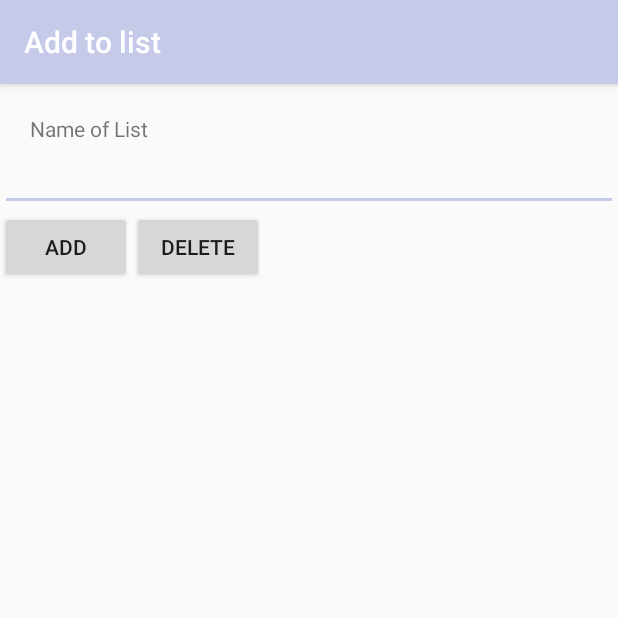
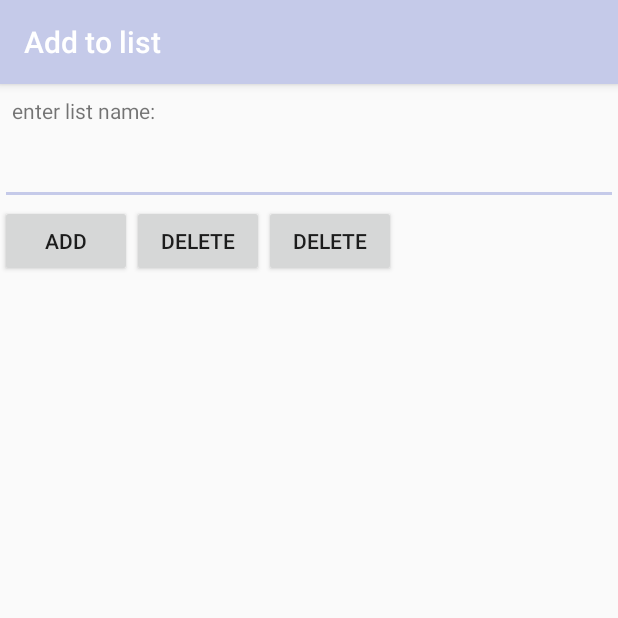
Before and after one commit to AxmetES/conrtol_19.04.18_room_db, an Android app: the AddToMainListActivity screen opened directly, with no data from a screen before it, on a phone screen of 412 x 824 dp, the top half of it. Run offline under Robolectric (Android 15) with nearby library versions, the phone set to English and light mode, and no system bars; our stand-ins replace Room's generated code.

Commit message:
AddToMainListActivity ///??

```diff
--- a/app/build.gradle
+++ b/app/build.gradle
@@ -26,6 +26,6 @@ dependencies {
     implementation 'com.android.support.constraint:constraint-layout:1.1.0'
     implementation 'com.android.support:design:26.1.0'
     implementation 'com.android.support:recyclerview-v7:26.1.0'
-    implementation "android.arch.persistence.room:runtime:1.0.0"
+    implementation 'android.arch.persistence.room:runtime:1.0.0'
     annotationProcessor "android.arch.persistence.room:compiler:1.0.0"
 }
--- a/app/src/main/java/com/appcontroll/appcontroll_lists_db/Activitys/AddToMainListActivity.java
+++ b/app/src/main/java/com/appcontroll/appcontroll_lists_db/Activitys/AddToMainListActivity.java
@@ -1,15 +1,18 @@
 package com.appcontroll.appcontroll_lists_db.Activitys;
 
+import android.arch.persistence.room.Room;
 import android.support.v7.app.AppCompatActivity;
 import android.os.Bundle;
 import android.view.View;
 import android.widget.Button;
 import android.widget.EditText;
 
+import com.appcontroll.appcontroll_lists_db.EntityItemListDB;
+import com.appcontroll.appcontroll_lists_db.Entitys.EntityItemList;
 import com.appcontroll.appcontroll_lists_db.R;
 
 public class AddToMainListActivity extends AppCompatActivity implements View.OnClickListener {
-    Button addBtn, deleteBtn;
+    Button addBtn, deleteBtn, findBtn;
     EditText etListName;
 
 
@@ -21,25 +24,38 @@ public class AddToMainListActivity extends AppCompatActivity implements View.OnC
 
         addBtn = (Button)findViewById(R.id.add_tolist_btn);
         addBtn.setOnClickListener(this);
+        findBtn = (Button)findViewById(R.id.find_tolist_btn);
+        findBtn.setOnClickListener(this);
         deleteBtn = (Button)findViewById(R.id.delete_tolist_btn);
         deleteBtn.setOnClickListener(this);
 
         etListName = (EditText)findViewById(R.id.add_edit_tolist);
 
 
+
+
     }
 
     @Override
     public void onClick(View v) {
+        EntityItemListDB appDB = Room.databaseBuilder(getApplicationContext(),EntityItemListDB.class,"mainlistdatabase")
+                .allowMainThreadQueries()
+                .build();
+
         String listName  = etListName.getText().toString();
 
         switch (v.getId()){
             case R.id.add_tolist_btn:
-            //todo
+                appDB.getEntityDao().insertAll();
+
                 break;
             case R.id.delete_tolist_btn:
                 //todo
                 break;
+            case R.id.find_tolist_btn:
+                //todo
+                break;
+
         }
 
     }
--- a/app/src/main/java/com/appcontroll/appcontroll_lists_db/EntityItemListDAO.java
+++ b/app/src/main/java/com/appcontroll/appcontroll_lists_db/DAO/EntityItemListDAO.java
@@ -1,7 +1,8 @@
-package com.appcontroll.appcontroll_lists_db;
+package com.appcontroll.appcontroll_lists_db.DAO;
 
 import android.arch.persistence.room.Dao;
 import android.arch.persistence.room.Delete;
+import android.arch.persistence.room.Ignore;
 import android.arch.persistence.room.Insert;
 import android.arch.persistence.room.Query;
 
@@ -17,7 +18,7 @@ import java.util.List;
 @Dao
 public interface EntityItemListDAO {
 
-    @Insert
+    @Insert(onConflict = Ignore)
     void insertAll(EntityItemList entityItemList);
 
     @Delete
--- a/app/src/main/java/com/appcontroll/appcontroll_lists_db/EntityItemListDB.java
+++ b/app/src/main/java/com/appcontroll/appcontroll_lists_db/EntityItemListDB.java
@@ -3,6 +3,7 @@ package com.appcontroll.appcontroll_lists_db;
 import android.arch.persistence.room.Database;
 import android.arch.persistence.room.RoomDatabase;
 
+import com.appcontroll.appcontroll_lists_db.DAO.EntityItemListDAO;
 import com.appcontroll.appcontroll_lists_db.Entitys.EntityItemList;
 
 /**
--- a/app/src/main/java/com/appcontroll/appcontroll_lists_db/Entitys/EntityItemList.java
+++ b/app/src/main/java/com/appcontroll/appcontroll_lists_db/Entitys/EntityItemList.java
@@ -1,5 +1,6 @@
 package com.appcontroll.appcontroll_lists_db.Entitys;
 
+import android.arch.persistence.room.ColumnInfo;
 import android.arch.persistence.room.Entity;
 import android.arch.persistence.room.PrimaryKey;
 
@@ -12,9 +13,10 @@ import java.util.ArrayList;
 @Entity
 public class EntityItemList {
 
-    private ArrayList<EntityItemList> lists;
+    @PrimaryKey(autoGenerate = true)
+    private int id;
 
-    @PrimaryKey int id;
+    @ColumnInfo(name = "list_name")
     private String listName;
 
     public EntityItemList() {
--- a/app/src/main/java/com/appcontroll/appcontroll_lists_db/Entitys/TodoList.java
+++ b/app/src/main/java/com/appcontroll/appcontroll_lists_db/Entitys/TodoList.java
@@ -1,5 +1,6 @@
 package com.appcontroll.appcontroll_lists_db.Entitys;
 
+import android.arch.persistence.room.ColumnInfo;
 import android.arch.persistence.room.Entity;
 import android.arch.persistence.room.ForeignKey;
 import android.arch.persistence.room.PrimaryKey;
@@ -14,8 +15,11 @@ import android.arch.persistence.room.PrimaryKey;
         childColumns = "ownerId"
 ))
 public class TodoList {
-    @PrimaryKey int id;
+    @PrimaryKey
+    private int id;
+    @ColumnInfo(name = "todo_text")
     String toDoText;
+
     String ownerId;
 
     public TodoList() {
--- a/app/src/main/res/layout/activity_add_to_main_list.xml
+++ b/app/src/main/res/layout/activity_add_to_main_list.xml
@@ -12,28 +12,39 @@
         android:layout_width="match_parent"
         android:layout_height="wrap_content"
         app:layout_constraintTop_toTopOf="parent"
-        android:layout_margin="20dp"
-        android:text="Name of List"/>
+        android:layout_margin="8dp"
+        android:text="enter list name:"/>
 
     <EditText
         android:id="@+id/add_edit_tolist"
         android:layout_width="match_parent"
         android:layout_height="wrap_content"
+        android:layout_marginTop="8dp"
       app:layout_constraintTop_toBottomOf="@+id/add_text_title_tolist" />
+
     <Button
         android:id="@+id/add_tolist_btn"
         android:layout_width="wrap_content"
         android:layout_height="wrap_content"
         app:layout_constraintTop_toBottomOf="@+id/add_edit_tolist"
         android:text="add"/>
+
     <Button
-        android:id="@+id/delete_tolist_btn"
+        android:id="@+id/find_tolist_btn"
         android:layout_width="wrap_content"
         android:layout_height="wrap_content"
         app:layout_constraintStart_toEndOf="@id/add_tolist_btn"
         app:layout_constraintTop_toBottomOf="@+id/add_edit_tolist"
         android:text="delete"/>
 
+    <Button
+        android:id="@+id/delete_tolist_btn"
+        android:layout_width="wrap_content"
+        android:layout_height="wrap_content"
+        app:layout_constraintStart_toEndOf="@id/find_tolist_btn"
+        app:layout_constraintTop_toBottomOf="@+id/add_edit_tolist"
+        android:text="delete"/>
+
 
 
 </android.support.constraint.ConstraintLayout>
--- a/app/src/main/res/layout/list_ltem.xml
+++ b/app/src/main/res/layout/list_ltem.xml
@@ -10,7 +10,7 @@
         android:layout_height="wrap_content"
         android:text="ma_list_tw"
         android:textSize="16dp"
-        android:textColor="@android:color/black"
+        android:padding="8dp"
         app:layout_constraintStart_toStartOf="parent"/>
 
 
```
Also changed, not shown: app/src/main/java/com/appcontroll/appcontroll_lists_db/Activitys/MainActivity.java (+24 -3 lines), app/src/main/java/com/appcontroll/appcontroll_lists_db/Activitys/MainListAdapter.java (added, +47 -0 lines), app/src/main/java/com/appcontroll/appcontroll_lists_db/Activitys/SecondAdapter.java (added, +28 -0 lines).
